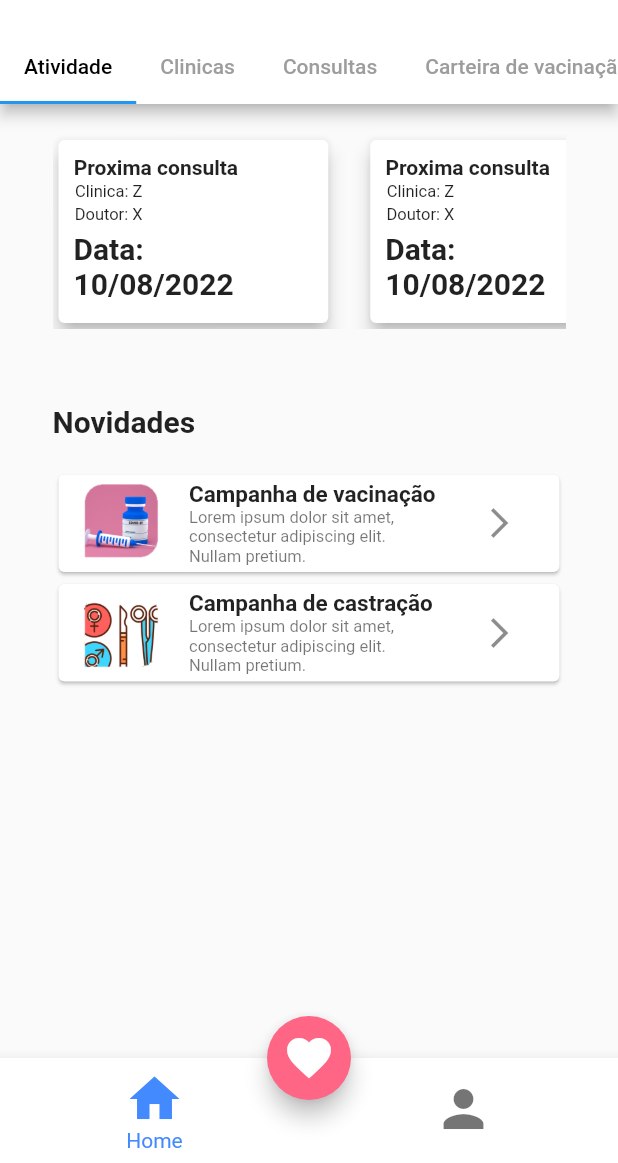
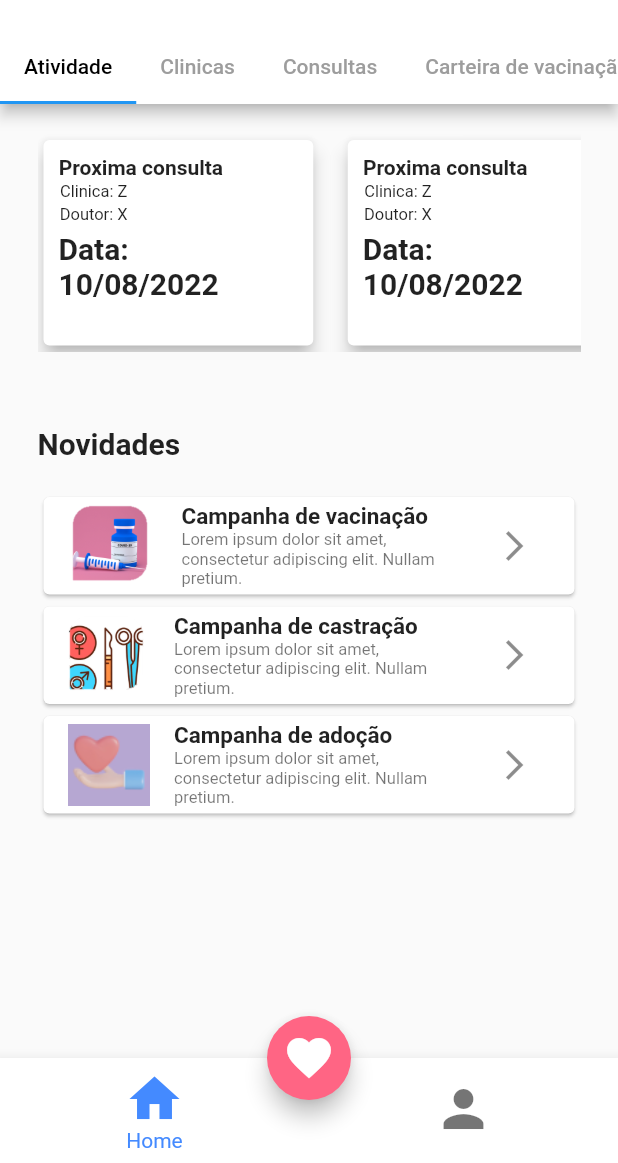
Before and after one commit to GabeMagalhaes/iVet, a Flutter app: the Home screen opened by its route, after a tap on the "arrow forward ios" icon, on a phone screen of 412 x 824 dp, the part 73-1236 px from its top. Run offline on Flutter 3.47's test engine with Material 2 defaults, Android fonts, the phone set to English and light mode, and no system bars; our stand-ins replace firebase_core; accounts and stored records are empty.

```diff
--- a/ivet/lib/main.dart
+++ b/ivet/lib/main.dart
@@ -1,6 +1,7 @@
 import 'package:flutter/material.dart';
 import 'package:ivet/screens/login.dart';
 import 'package:ivet/screens/welcome.dart';
+import 'package:ivet/screens/carteirinha.dart';
 import 'package:ivet/view/home.dart';
 import 'package:ivet/screens/cadastroUser.dart';
 
@@ -18,6 +19,7 @@ class MyApp extends StatelessWidget {
         '/login':(context) => LoginScreen(),
         '/home' :(context) => Home(),
         '/cadastroUser' :(context) => CadastroUser(),
+        '/carteirinha' :(context) => Carteirinha(),
         },
       );
   }
--- a/ivet/lib/view/atividade.dart
+++ b/ivet/lib/view/atividade.dart
@@ -8,12 +8,12 @@ class Atividade extends StatelessWidget {
   @override
   Widget build(BuildContext context) {
     return Padding(
-      padding: const EdgeInsets.only(left: 35, top: 20, right: 35),
+      padding: const EdgeInsets.only(left: 25, top: 20, right: 25),
       child: Column(
         crossAxisAlignment: CrossAxisAlignment.start,
         children: [
           SizedBox(
-            height: 130,
+            height: 145,
             child: ListView.separated(
                 padding: EdgeInsets.only(),
                 scrollDirection: Axis.horizontal,
@@ -22,7 +22,7 @@ class Atividade extends StatelessWidget {
                 },
                 separatorBuilder: (context, index) {
                   return const SizedBox(
-                    width: 20,
+                    width: 15,
                   );
                 },
                 itemCount: 4),
@@ -43,8 +43,8 @@ class Atividade extends StatelessWidget {
                   child: ListTile(
                 leading: Image.asset(
                   'images/noticia1.png',
-                  width: 55,
-                  height: 55,
+                  width: 60,
+                  height: 60,
                 ),
                 title: Text(
                   'Campanha de vacinação',
@@ -56,13 +56,14 @@ class Atividade extends StatelessWidget {
                 ),
                 trailing: IconButton(
                     icon: Icon(Icons.arrow_forward_ios), onPressed: () {}),
-              )),
+                )
+              ),
               Card(
-                  child: ListTile(
+                child: ListTile(
                 leading: Image.asset(
                   'images/noticia2.png',
                   width: 55,
-                  height: 55,
+                  height: 60,
                 ),
                 title: Text(
                   'Campanha de castração',
@@ -74,7 +75,27 @@ class Atividade extends StatelessWidget {
                 ),
                 trailing: IconButton(
                     icon: Icon(Icons.arrow_forward_ios), onPressed: () {}),
-              )),
+                )
+              ),
+              Card(
+                child: ListTile(
+                leading: Image.asset(
+                  'images/noticia3.png',
+                  width: 55,
+                  height: 60,
+                ),
+                title: Text(
+                  'Campanha de adoção',
+                  style: TextStyle(fontSize: 15, fontWeight: FontWeight.bold),
+                ),
+                subtitle: Text(
+                  'Lorem ipsum dolor sit amet, consectetur adipiscing elit. Nullam pretium.',
+                  style: TextStyle(fontSize: 11),
+                ),
+                trailing: IconButton(
+                    icon: Icon(Icons.arrow_forward_ios), onPressed: () {}),
+                )
+              ),
             ],
           )
         ],
--- a/ivet/lib/view/home.dart
+++ b/ivet/lib/view/home.dart
@@ -1,5 +1,7 @@
 import 'package:flutter/material.dart';
+import 'package:ivet/view/Consultas.dart';
 import 'package:ivet/view/atividade.dart';
+import 'package:ivet/view/clinicas.dart';
 
 class Home extends StatefulWidget {
   const Home({Key? key}) : super(key: key);
@@ -14,9 +16,10 @@ class _HomeState extends State<Home> {
     TabBarView(
       children: [
         Atividade(),
-        mostrarTela('Clínicas'),
-        mostrarTela('Consultas'),
+        Clinicas(),
+        Consultas(),
         mostrarTela('Carteira de vacinação'),
+        mostrarTela('Adoção')
       ],
     ),
     Center(
@@ -30,7 +33,7 @@ class _HomeState extends State<Home> {
   @override
   Widget build(BuildContext context) {
     return DefaultTabController(
-      length: 4,
+      length: 5,
       child: Scaffold(
         appBar: AppBar(
           toolbarHeight: 70,
@@ -72,6 +75,9 @@ class _HomeState extends State<Home> {
               ),
               Tab(
                 text: 'Carteira de vacinação',
+              ),
+              Tab(
+                text: 'Adoção',
               )
             ],
             isScrollable: true,
```
Also changed, not shown: ivet/lib/view/clinicas.dart (added, +142 -0 lines), ivet/lib/view/consultas.dart (added, +122 -0 lines), ivet/pubspec.yaml (+6 -3 lines), ivet/images/clinica1.png (added), ivet/images/clinica2.png (added), ivet/images/clinica3.png (added), ivet/images/clinica4.png (added), ivet/images/noticia3.png (added), ivet/pubspec.lock.
